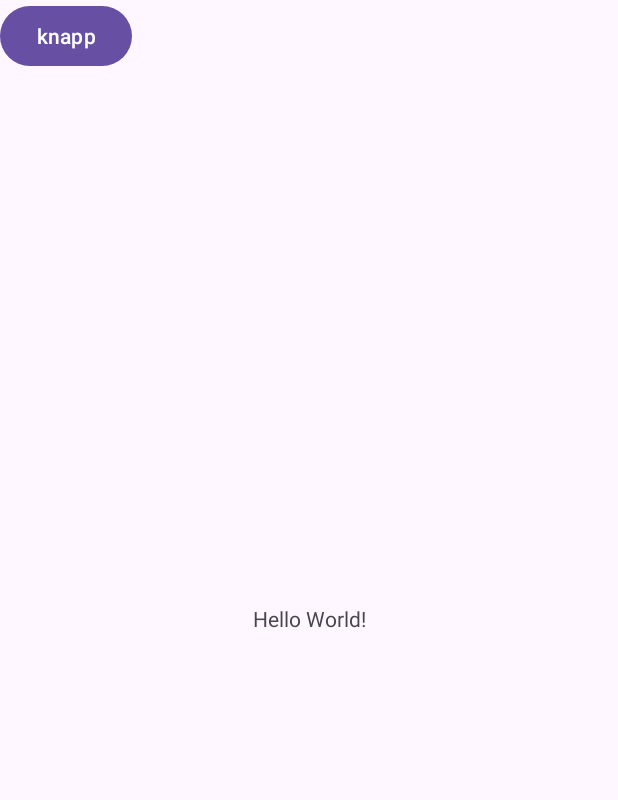
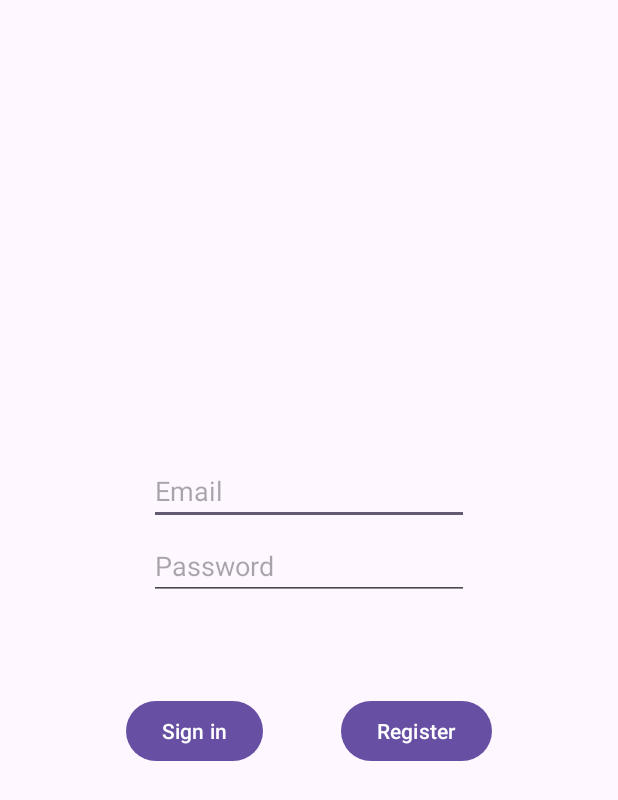
Before and after one commit to DeLanau/TDP028, an Android app: the screen it shows after launch (MainActivity), on a phone screen of 412 x 824 dp. Shown: the top 800 px of the screen. Run offline under Robolectric (Android 15) with nearby library versions, the phone set to English and light mode, and no system bars.

Commit message:
email & password textarea, 2 buttons

```diff
--- a/app/src/main/java/com/nadla777/MainActivity.java
+++ b/app/src/main/java/com/nadla777/MainActivity.java
@@ -3,6 +3,7 @@ package com.nadla777;
 import androidx.appcompat.app.AppCompatActivity;
 
 import android.os.Bundle;
+import android.widget.Button;
 
 public class MainActivity extends AppCompatActivity {
 
@@ -10,5 +11,6 @@ public class MainActivity extends AppCompatActivity {
     protected void onCreate(Bundle savedInstanceState) {
         super.onCreate(savedInstanceState);
         setContentView(R.layout.activity_main);
+
     }
 }
--- a/app/src/main/res/layout/activity_main.xml
+++ b/app/src/main/res/layout/activity_main.xml
@@ -6,21 +6,64 @@
     android:layout_height="match_parent"
     tools:context=".MainActivity">
 
-    <TextView
+
+    <EditText
+        android:id="@+id/emailField"
         android:layout_width="wrap_content"
         android:layout_height="wrap_content"
-        android:text="Hello World!"
+        android:layout_marginLeft="8dp"
+        android:layout_marginRight="8dp"
+        android:layout_marginBottom="-350dp"
+        android:ems="10"
+        android:hint="Email"
+
+        android:inputType="textEmailAddress"
+        app:layout_constraintBottom_toTopOf="parent"
+        app:layout_constraintLeft_toLeftOf="parent"
+        app:layout_constraintRight_toRightOf="parent" />
+
+    <EditText
+        android:id="@+id/passwordField"
+        android:layout_width="wrap_content"
+        android:layout_height="wrap_content"
+        android:layout_marginLeft="8dp"
+        android:layout_marginRight="8dp"
+        android:layout_marginBottom="-50dp"
+        android:ems="10"
+        android:hint="Password"
+        android:inputType="textPassword"
+        app:layout_constraintBottom_toBottomOf="@id/emailField"
+        app:layout_constraintLeft_toLeftOf="parent"
+        app:layout_constraintRight_toRightOf="parent" />
+
+    <Button
+        android:id="@+id/signInButton"
+        android:layout_width="wrap_content"
+        android:layout_height="wrap_content"
+        android:layout_marginStart="84dp"
+        android:layout_marginBottom="250dp"
+        android:text="Sign in"
+        app:layout_constraintBottom_toBottomOf="parent"
+        app:layout_constraintStart_toStartOf="parent"
+        app:layout_constraintTop_toBottomOf="@id/passwordField" />
+
+    <Button
+        android:id="@+id/registerButton"
+        android:layout_width="wrap_content"
+        android:layout_height="wrap_content"
+        android:layout_marginEnd="84dp"
+        android:layout_marginBottom="250dp"
+        android:text="Register"
         app:layout_constraintBottom_toBottomOf="parent"
         app:layout_constraintEnd_toEndOf="parent"
-        app:layout_constraintStart_toStartOf="parent"
-        app:layout_constraintTop_toTopOf="parent" />
+        app:layout_constraintTop_toBottomOf="@id/passwordField" />
 
-    <Button
-        android:id="@+id/test_button"
+    <androidx.constraintlayout.widget.Guideline
+        android:id="@+id/guideline"
         android:layout_width="wrap_content"
         android:layout_height="wrap_content"
-        android:text="knapp"
-        android:layout_centerHorizontal="true"
-        />
+        android:orientation="vertical"
+        app:layout_constraintGuide_begin="20dp" />
+
 
 </androidx.constraintlayout.widget.ConstraintLayout>
```
